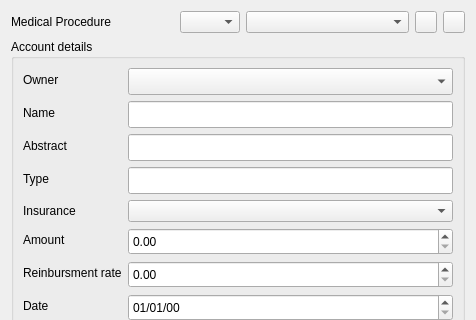
This is plugins/accountplugin/preferences/medicalprocedurepage.ui in FreeHealth/freehealth as Qt 5 draws it before an edit; both pictures show x 0 to 476 and y 0 to 320 of the 476 by 493 pixel window. The edited form follows.
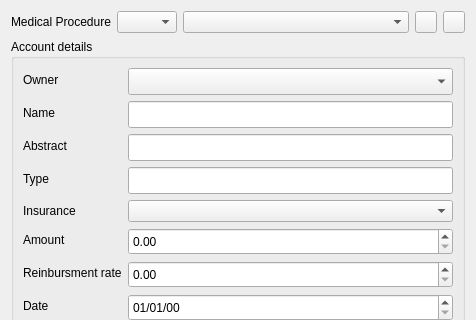
This is the edited form.

Commit message: UI improvements in settings pages

What changed in the file:
```diff
--- a/plugins/accountplugin/preferences/medicalprocedurepage.ui
+++ b/plugins/accountplugin/preferences/medicalprocedurepage.ui
@@ -46,7 +46,14 @@
       </widget>
      </item>
      <item>
-      <widget class="QComboBox" name="mpComboBox"/>
+      <widget class="QComboBox" name="mpComboBox">
+       <property name="sizePolicy">
+        <sizepolicy hsizetype="Preferred" vsizetype="Fixed">
+         <horstretch>100</horstretch>
+         <verstretch>0</verstretch>
+        </sizepolicy>
+       </property>
+      </widget>
      </item>
      <item>
       <widget class="QPushButton" name="addButton">
```
The commit also changes 6 other files.
